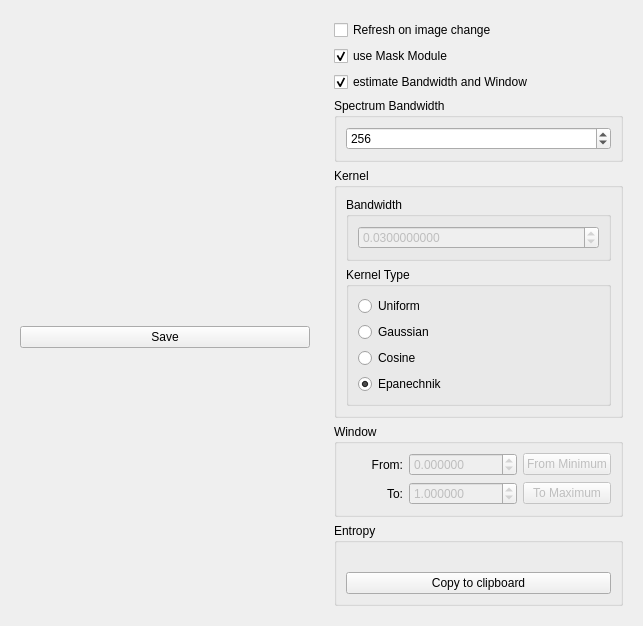
Above: source/modules/histogram/HistogramWidget.ui from josefkoller/ambient_image_processor before the change. Below: the same form after it.
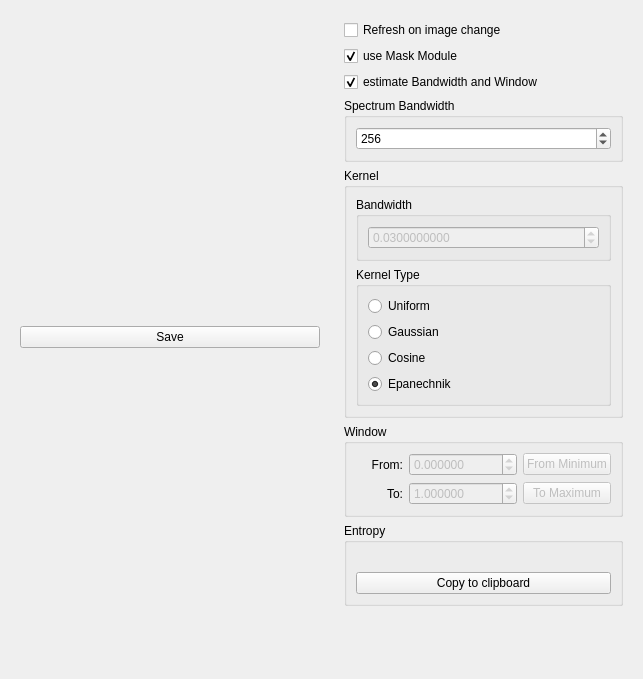
That is the form after the change. Custom widgets are drawn as their Qt base class.

What changed in the file:
```diff
--- a/source/modules/histogram/HistogramWidget.ui
+++ b/source/modules/histogram/HistogramWidget.ui
@@ -7,7 +7,7 @@
     <x>0</x>
     <y>0</y>
     <width>643</width>
-    <height>621</height>
+    <height>679</height>
    </rect>
   </property>
   <property name="windowTitle">
@@ -33,7 +33,7 @@
         </property>
         <property name="minimumSize">
          <size>
-          <width>0</width>
+          <width>300</width>
           <height>300</height>
          </size>
         </property>
```
